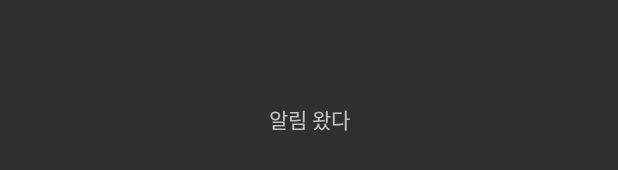
After one commit to Hongdonggeon/ECONOVATION_FRIENDO, an Android app: the layout activity_alarm.xml on its own in the app's theme, with its tools: preview values and no code run, on a phone screen of 412 x 824 dp. The commit adds this screen. Shown: the part 499-669 px from the top of the screen. Run offline under Robolectric (Android 15) with nearby library versions, the phone set to English and light mode, and no system bars.

Commit message:
feat:알람기능 테스트코드 추가

```diff
--- a/app/src/main/java/org/techtown/myapplication/CustomAdapter.java
+++ b/app/src/main/java/org/techtown/myapplication/CustomAdapter.java
@@ -142,6 +142,9 @@ public class CustomAdapter extends RecyclerView.Adapter<CustomAdapter.ViewHolder
                     //알람 스위치 상태 DB저장 완료, 알람 시간 텍스트뷰에 적용시켜야함
                     myRef.child("Todos").child(groupKey).child((month+1)+"월").child(dayOfMonth+"일").child(item.getPushKey()).child("alarmChecked").setValue(isChecked);
                     Intent intent = new Intent(buttonView.getContext(), PopupAlarmActivity.class);
+                    intent.putExtra("groupKey",groupKey);
+                    intent.putExtra("month",month);
+                    intent.putExtra("dayOfMonth",dayOfMonth);
                     intent.putExtra("position",position);
                     startActivityForResult((Activity) buttonView.getContext(), intent, 101,null);
                 } else {
--- a/app/src/main/java/org/techtown/myapplication/HomeActivity.java
+++ b/app/src/main/java/org/techtown/myapplication/HomeActivity.java
@@ -81,7 +81,6 @@ public class HomeActivity extends AppCompatActivity {
         myReference4.child("Users").child(uidGoogle).child("Email").setValue(emailGoogle);
 
         uuid = intent.getLongExtra("uuid",0);
-
 
         // 임시 카카오 로그아웃 버튼
         kakaoLogoutButton.setOnClickListener(new View.OnClickListener() {
--- a/app/src/main/java/org/techtown/myapplication/Todo.java
+++ b/app/src/main/java/org/techtown/myapplication/Todo.java
@@ -10,7 +10,6 @@ public class Todo {
     public boolean alarmChecked;
 
 
-
     public Todo(String pushKey, String todo, String alarm, boolean checkBoxChecked, boolean alarmChecked) {
         this.pushKey = pushKey;
         this.todo = todo;
@@ -20,7 +19,6 @@ public class Todo {
     }
 
     public Todo(){}
-
 
     public Todo(String todo, String alarm, boolean checkBoxChecked, boolean alarmChecked) {
         this.todo = todo;
--- /dev/null
+++ b/app/src/main/res/layout/activity_alarm.xml
@@ -0,0 +1,19 @@
+<?xml version="1.0" encoding="utf-8"?>
+<androidx.constraintlayout.widget.ConstraintLayout xmlns:android="http://schemas.android.com/apk/res/android"
+    xmlns:app="http://schemas.android.com/apk/res-auto"
+    xmlns:tools="http://schemas.android.com/tools"
+    android:layout_width="match_parent"
+    android:layout_height="match_parent"
+    tools:context=".AlarmActivity">
+
+
+    <TextView
+        android:id="@+id/textView2"
+        android:layout_width="wrap_content"
+        android:layout_height="wrap_content"
+        android:text="알림 왔다"
+        app:layout_constraintBottom_toBottomOf="parent"
+        app:layout_constraintEnd_toEndOf="parent"
+        app:layout_constraintStart_toStartOf="parent"
+        app:layout_constraintTop_toTopOf="parent" />
+</androidx.constraintlayout.widget.ConstraintLayout>
```
Also changed, not shown: app/src/main/AndroidManifest.xml (+19 -16 lines), app/src/main/java/org/techtown/myapplication/AlarmActivity.java (added, +32 -0 lines), app/src/main/java/org/techtown/myapplication/AlarmReceiver.java (+7 -2 lines), app/src/main/java/org/techtown/myapplication/AlarmService.java (added, +25 -0 lines), app/src/main/java/org/techtown/myapplication/PopupAlarmActivity.java (+42 -2 lines), app/src/main/java/org/techtown/myapplication/TodoWriteActivity.java (+6 -2 lines), 1 other file.
